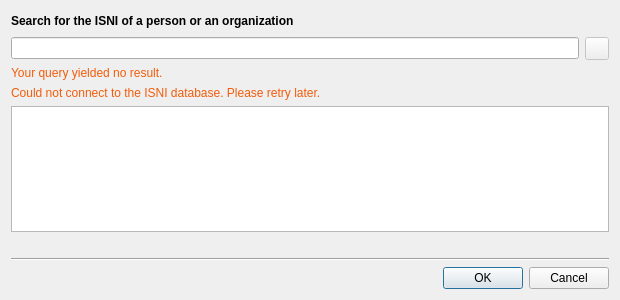
Above: resources/ui/isni_dialog.ui from Iconoclasteinc/tgit before the change. Below: the same form after it.
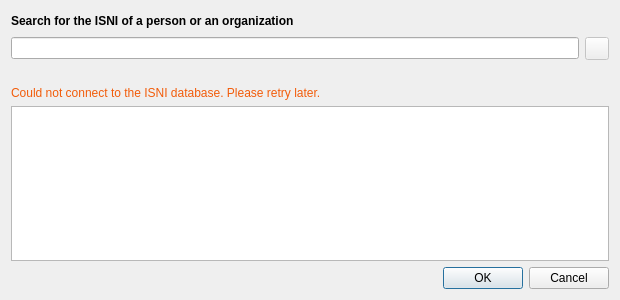
That is the form after the change. Icons and pictures are not drawn. Custom widgets are drawn as their Qt base class.

Commit message: Display a message when the ISNI lookup returns more hits that what is displayed.

The edit to the form file:
```diff
--- a/resources/ui/isni_dialog.ui
+++ b/resources/ui/isni_dialog.ui
@@ -39,7 +39,6 @@
     max-width: 680px;
 }
 
-#_no_result_message,
 #_connection_error_message {
     color: #F25C0A;
 }
@@ -48,7 +47,7 @@
   <property name="modal">
    <bool>true</bool>
   </property>
-  <layout class="QVBoxLayout" name="verticalLayout" stretch="0,0,0,0,1,0,0,0">
+  <layout class="QVBoxLayout" name="verticalLayout" stretch="0,0,0,0,1,0">
    <item>
     <layout class="QHBoxLayout" name="_title_container">
      <item>
@@ -125,7 +124,7 @@
    <item>
     <widget class="QLabel" name="_no_result_message">
      <property name="text">
-      <string>Your query yielded no result.</string>
+      <string/>
      </property>
     </widget>
    </item>
@@ -161,23 +160,6 @@
      </property>
     </widget>
    </item>
-   <item>
-    <widget class="QLabel" name="_result_count">
-     <property name="text">
-      <string/>
-     </property>
-     <property name="alignment">
-      <set>Qt::AlignRight|Qt::AlignTrailing|Qt::AlignVCenter</set>
-     </property>
-    </widget>
-   </item>
-   <item>
-    <widget class="Line" name="line">
-     <property name="orientation">
-      <enum>Qt::Horizontal</enum>
-     </property>
-    </widget>
-   </item>
    <item>
     <widget class="QDialogButtonBox" name="_dialog_buttons">
      <property name="standardButtons">
```
Left out of the diff: 2 changed lines with no effect on the pictures. The commit also changes 6 other files.
